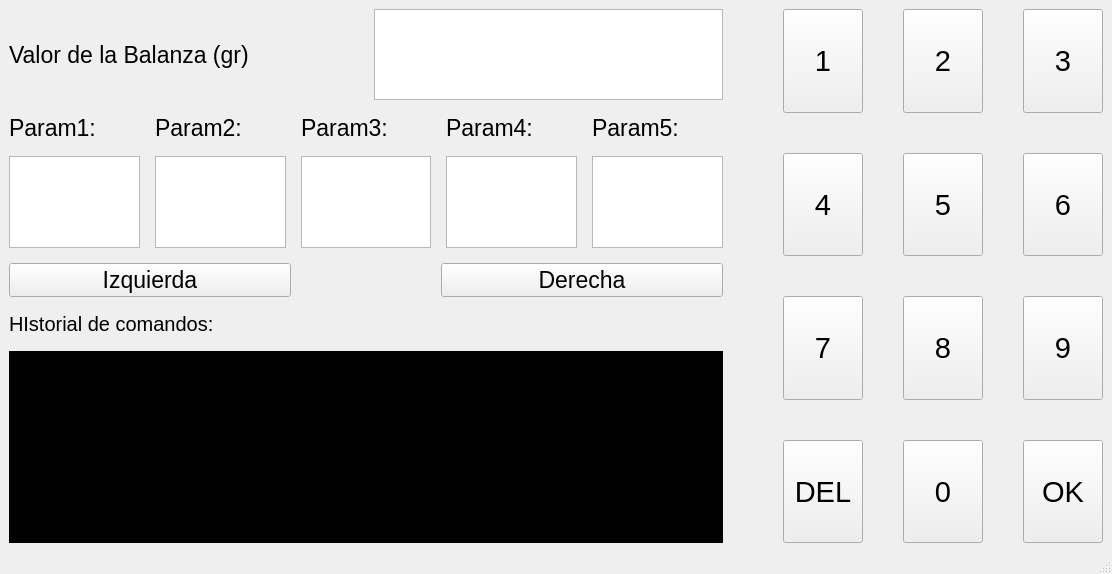
Above: template.ui from pierreramiro/GUI_IQFARMA before the change. Below: the same form after it.
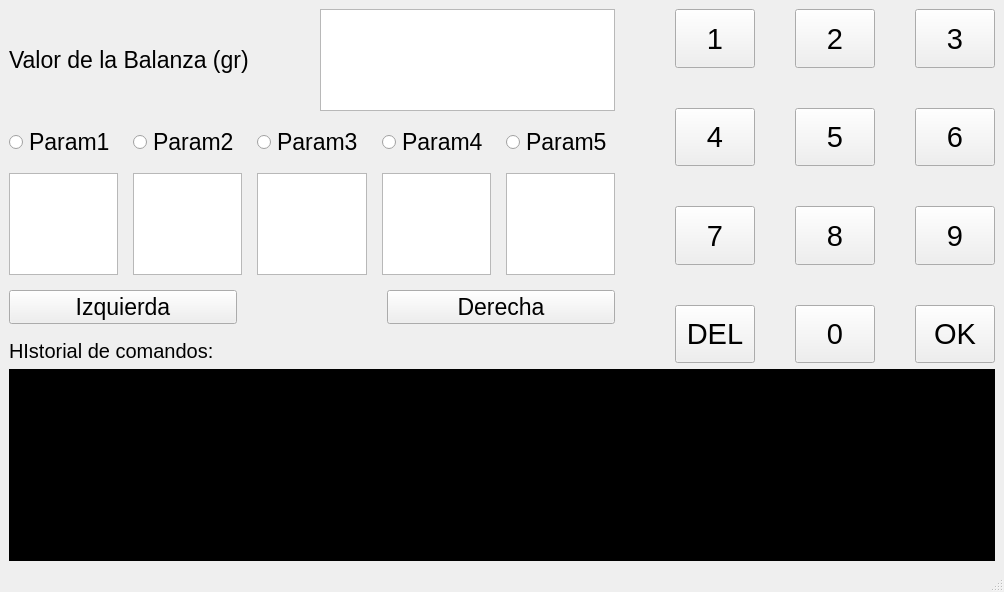
That is the form after the change.

The edit to the form file:
```diff
--- a/template.ui
+++ b/template.ui
@@ -6,8 +6,8 @@
    <rect>
     <x>0</x>
     <y>0</y>
-    <width>1112</width>
-    <height>574</height>
+    <width>1004</width>
+    <height>592</height>
    </rect>
   </property>
   <property name="sizePolicy">
@@ -29,6 +29,8 @@
    <property name="contextMenuPolicy">
     <enum>Qt::ActionsContextMenu</enum>
    </property>
+   <layout class="QVBoxLayout" name="verticalLayout_2">
+    <item>
    <layout class="QHBoxLayout" name="horizontalLayout_5">
     <property name="spacing">
      <number>60</number>
@@ -93,92 +95,68 @@
       <item>
        <layout class="QHBoxLayout" name="horizontalLayout">
         <item>
-         <widget class="QLabel" name="label_param1">
-          <property name="sizePolicy">
-           <sizepolicy hsizetype="Minimum" vsizetype="Expanding">
-            <horstretch>0</horstretch>
-            <verstretch>0</verstretch>
-           </sizepolicy>
-          </property>
+           <widget class="QRadioButton" name="radioButton_param1">
           <property name="font">
            <font>
             <pointsize>17</pointsize>
            </font>
           </property>
           <property name="text">
-           <string>Param1:</string>
-          </property>
+             <string>Param1</string>
+            </property>
+            <property name="iconSize">
+             <size>
+              <width>32</width>
+              <height>32</height>
+             </size>
+            </property>
          </widget>
         </item>
         <item>
-         <widget class="QLabel" name="label_param2">
-          <property name="sizePolicy">
-           <sizepolicy hsizetype="Minimum" vsizetype="Expanding">
-            <horstretch>0</horstretch>
-            <verstretch>0</verstretch>
-           </sizepolicy>
-          </property>
+           <widget class="QRadioButton" name="radioButton_param2">
           <property name="font">
            <font>
             <pointsize>17</pointsize>
            </font>
           </property>
           <property name="text">
-           <string>Param2:</string>
+             <string>Param2</string>
           </property>
          </widget>
         </item>
         <item>
-         <widget class="QLabel" name="label_param3">
-          <property name="sizePolicy">
-           <sizepolicy hsizetype="Minimum" vsizetype="Expanding">
-            <horstretch>0</horstretch>
-            <verstretch>0</verstretch>
-           </sizepolicy>
-          </property>
+           <widget class="QRadioButton" name="radioButton_param3">
           <property name="font">
            <font>
             <pointsize>17</pointsize>
            </font>
           </property>
           <property name="text">
-           <string>Param3:</string>
+             <string>Param3</string>
           </property>
          </widget>
         </item>
         <item>
-         <widget class="QLabel" name="label_param4">
-          <property name="sizePolicy">
-           <sizepolicy hsizetype="Minimum" vsizetype="Expanding">
-            <horstretch>0</horstretch>
-            <verstretch>0</verstretch>
-           </sizepolicy>
-          </property>
+           <widget class="QRadioButton" name="radioButton_param4">
           <property name="font">
            <font>
             <pointsize>17</pointsize>
            </font>
           </property>
           <property name="text">
-           <string>Param4:</string>
+             <string>Param4</string>
           </property>
          </widget>
         </item>
         <item>
-         <widget class="QLabel" name="label_param5">
-          <property name="sizePolicy">
-           <sizepolicy hsizetype="Minimum" vsizetype="Expanding">
-            <horstretch>0</horstretch>
-            <verstretch>0</verstretch>
-           </sizepolicy>
-          </property>
+           <widget class="QRadioButton" name="radioButton_param5">
           <property name="font">
            <font>
             <pointsize>17</pointsize>
            </font>
           </property>
           <property name="text">
-           <string>Param5:</string>
+             <string>Param5</string>
           </property>
          </widget>
         </item>
@@ -196,21 +174,11 @@
           </property>
           <property name="font">
            <font>
-            <pointsize>11</pointsize>
+              <pointsize>17</pointsize>
            </font>
           </property>
          </widget>
         </item>
-        <item>
-         <widget class="QPlainTextEdit" name="plainTextEdit_param3">
-          <property name="sizePolicy">
-           <sizepolicy hsizetype="Expanding" vsizetype="Expanding">
-            <horstretch>0</horstretch>
-            <verstretch>0</verstretch>
-           </sizepolicy>
-          </property>
-         </widget>
-        </item>
         <item>
          <widget class="QPlainTextEdit" name="plainTextEdit_param2">
           <property name="sizePolicy">
@@ -221,7 +189,22 @@
           </property>
           <property name="font">
            <font>
-            <pointsize>11</pointsize>
+              <pointsize>17</pointsize>
+             </font>
+            </property>
+           </widget>
+          </item>
+          <item>
+           <widget class="QPlainTextEdit" name="plainTextEdit_param3">
+            <property name="sizePolicy">
+             <sizepolicy hsizetype="Expanding" vsizetype="Expanding">
+              <horstretch>0</horstretch>
+              <verstretch>0</verstretch>
+             </sizepolicy>
+            </property>
+            <property name="font">
+             <font>
+              <pointsize>17</pointsize>
            </font>
           </property>
          </widget>
@@ -236,7 +219,7 @@
           </property>
           <property name="font">
            <font>
-            <pointsize>11</pointsize>
+              <pointsize>17</pointsize>
            </font>
           </property>
          </widget>
@@ -251,7 +234,7 @@
           </property>
           <property name="font">
            <font>
-            <pointsize>11</pointsize>
+              <pointsize>17</pointsize>
            </font>
           </property>
          </widget>
@@ -319,30 +302,6 @@
         </property>
        </widget>
       </item>
-      <item>
-       <widget class="QPlainTextEdit" name="plainTextEdit_terminal">
-        <property name="sizePolicy">
-         <sizepolicy hsizetype="MinimumExpanding" vsizetype="Fixed">
-          <horstretch>0</horstretch>
-          <verstretch>0</verstretch>
-         </sizepolicy>
-        </property>
-        <property name="font">
-         <font>
-          <pointsize>12</pointsize>
-          <weight>75</weight>
-          <bold>true</bold>
-         </font>
-        </property>
-        <property name="styleSheet">
-         <string notr="true">background-color: rgb(0, 0, 0);
-color: rgb(255, 255, 255);</string>
-        </property>
-        <property name="plainText">
-         <string/>
-        </property>
-       </widget>
-      </item>
      </layout>
     </item>
     <item>
@@ -569,6 +528,32 @@
      </layout>
     </item>
    </layout>
+    </item>
+    <item>
+     <widget class="QPlainTextEdit" name="plainTextEdit_terminal">
+      <property name="sizePolicy">
+       <sizepolicy hsizetype="MinimumExpanding" vsizetype="Fixed">
+        <horstretch>0</horstretch>
+        <verstretch>0</verstretch>
+       </sizepolicy>
+      </property>
+      <property name="font">
+       <font>
+        <pointsize>12</pointsize>
+        <weight>75</weight>
+        <bold>true</bold>
+       </font>
+      </property>
+      <property name="styleSheet">
+       <string notr="true">background-color: rgb(0, 0, 0);
+color: rgb(255, 255, 255);</string>
+      </property>
+      <property name="plainText">
+       <string/>
+      </property>
+     </widget>
+    </item>
+   </layout>
   </widget>
   <widget class="QMenuBar" name="menubar">
    <property name="geometry">
```
Left out of the diff: 2 changed lines with no effect on the pictures. Lines whose indentation alone changed are shown as unchanged.
